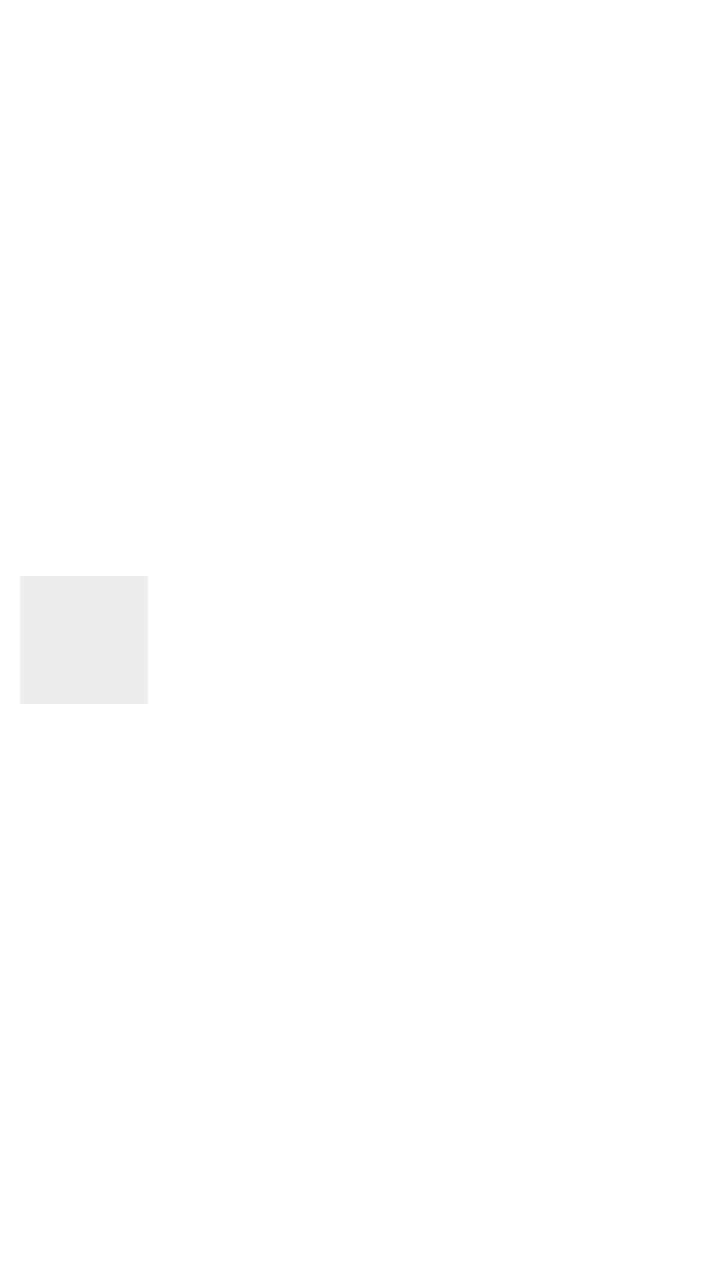
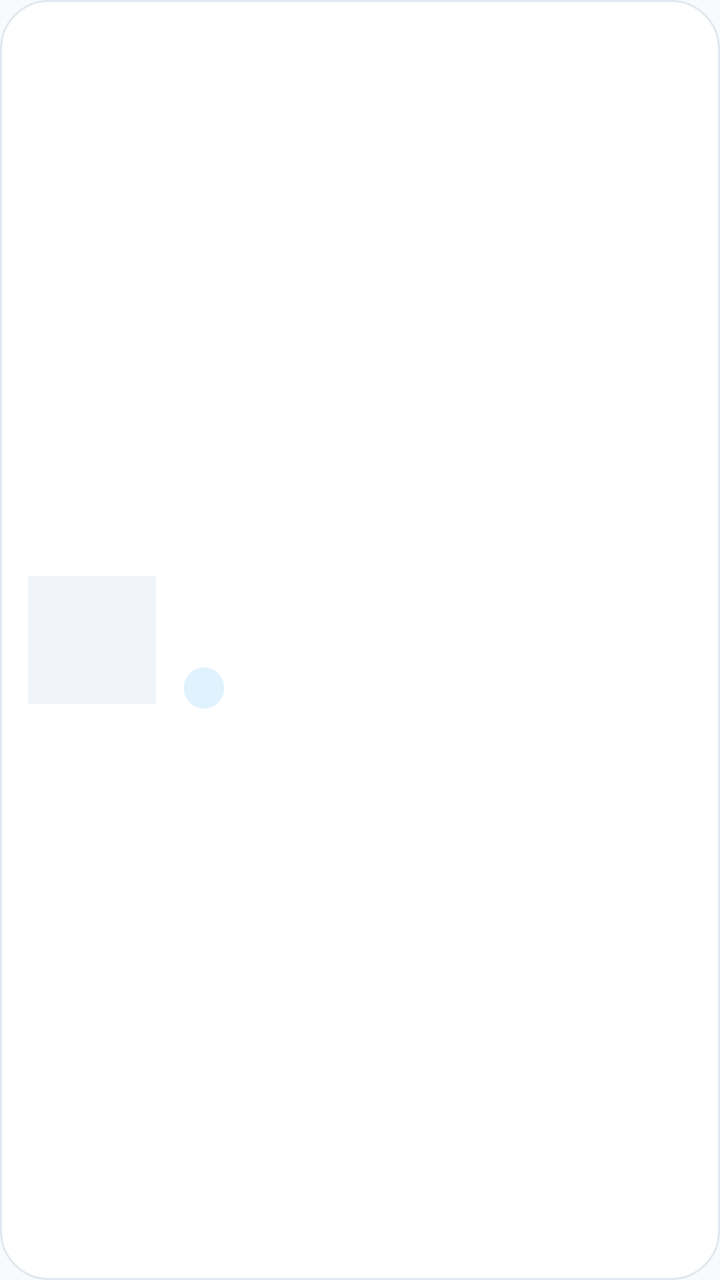

The first picture is an Android layout as it rendered before a commit; the second is the same layout after the commit. The layout source and the unified diff follow.
<!-- AndroidManifest.xml: application theme Theme.ReceiptTracker -->
<!-- res/layout/item_receipt.xml -->
<?xml version="1.0" encoding="utf-8"?>
<LinearLayout xmlns:android="http://schemas.android.com/apk/res/android"
    android:layout_width="match_parent"
    android:layout_height="wrap_content"
    android:background="?android:attr/selectableItemBackground"
    android:gravity="center_vertical"
    android:orientation="horizontal"
    android:padding="10dp">

    <ImageView
        android:id="@+id/iv_thumb"
        android:layout_width="64dp"
        android:layout_height="64dp"
        android:layout_marginEnd="12dp"
        android:background="@color/divider"
        android:scaleType="centerCrop" />

    <LinearLayout
        android:layout_width="0dp"
        android:layout_height="wrap_content"
        android:layout_weight="1"
        android:orientation="vertical">

        <TextView
            android:id="@+id/tv_merchant"
            android:layout_width="match_parent"
            android:layout_height="wrap_content"
            android:textColor="@color/on_surface"
            android:textSize="16sp"
            android:textStyle="bold" />

        <TextView
            android:id="@+id/tv_date"
            android:layout_width="match_parent"
            android:layout_height="wrap_content"
            android:textColor="@color/muted"
            android:textSize="13sp" />

        <TextView
            android:id="@+id/tv_status"
            android:layout_width="wrap_content"
            android:layout_height="wrap_content"
            android:textSize="12sp" />
    </LinearLayout>

    <TextView
        android:id="@+id/tv_amount"
        android:layout_width="wrap_content"
        android:layout_height="wrap_content"
        android:textColor="@color/on_surface"
        android:textSize="16sp"
        android:textStyle="bold" />
</LinearLayout>
<!-- resources referenced by this layout -->
<resources>
  <color name="divider">#FFEEEEEE</color>
  <color name="muted">#FF666666</color>
  <color name="on_surface">#FF111111</color>
  <style name="Theme.ReceiptTracker" parent="Theme.MaterialComponents.DayNight.NoActionBar">
          <item name="colorPrimary">@color/primary</item>
          <item name="colorPrimaryDark">@color/primary_variant</item>
          <item name="colorAccent">@color/primary</item>
          <item name="android:windowBackground">@color/background</item>
          <item name="android:textColorPrimary">@color/on_surface</item>
          <item name="android:textColorSecondary">@color/muted</item>
          <item name="android:statusBarColor" tools:targetApi="l">@color/primary_variant</item>
      </style>
  <color name="primary">#FF1B5E20</color>
  <color name="primary_variant">#FF003D00</color>
  <color name="background">#FFFFFFFF</color>
</resources>

<!-- the commit's change to res/layout/item_receipt.xml (unified diff, before → after) -->
@@ -2,17 +2,21 @@
 <LinearLayout xmlns:android="http://schemas.android.com/apk/res/android"
     android:layout_width="match_parent"
     android:layout_height="wrap_content"
-    android:background="?android:attr/selectableItemBackground"
+    android:layout_marginBottom="10dp"
+    android:background="@drawable/bg_action_card"
     android:gravity="center_vertical"
     android:orientation="horizontal"
-    android:padding="10dp">
+    android:padding="14dp"
+    android:clickable="true"
+    android:focusable="true"
+    android:foreground="?android:attr/selectableItemBackground">
 
     <ImageView
         android:id="@+id/iv_thumb"
         android:layout_width="64dp"
         android:layout_height="64dp"
-        android:layout_marginEnd="12dp"
-        android:background="@color/divider"
+        android:layout_marginEnd="14dp"
+        android:background="@color/surface_variant"
         android:scaleType="centerCrop" />
 
     <LinearLayout
@@ -25,6 +29,8 @@
             android:id="@+id/tv_merchant"
             android:layout_width="match_parent"
             android:layout_height="wrap_content"
+            android:ellipsize="end"
+            android:maxLines="1"
             android:textColor="@color/on_surface"
             android:textSize="16sp"
             android:textStyle="bold" />
@@ -33,21 +39,30 @@
             android:id="@+id/tv_date"
             android:layout_width="match_parent"
             android:layout_height="wrap_content"
-            android:textColor="@color/muted"
-            android:textSize="13sp" />
+            android:layout_marginTop="2dp"
+            android:textColor="@color/on_surface_variant"
+            android:textSize="12sp" />
 
         <TextView
             android:id="@+id/tv_status"
             android:layout_width="wrap_content"
             android:layout_height="wrap_content"
-            android:textSize="12sp" />
+            android:layout_marginTop="8dp"
+            android:background="@drawable/bg_chip_primary"
+            android:paddingHorizontal="10dp"
+            android:paddingVertical="3dp"
+            android:textColor="@color/on_primary_container"
+            android:textSize="11sp"
+            android:textStyle="bold"
+            android:letterSpacing="0.04" />
     </LinearLayout>
 
     <TextView
         android:id="@+id/tv_amount"
         android:layout_width="wrap_content"
         android:layout_height="wrap_content"
-        android:textColor="@color/on_surface"
-        android:textSize="16sp"
+        android:layout_marginStart="8dp"
+        android:textColor="@color/money"
+        android:textSize="18sp"
         android:textStyle="bold" />
 </LinearLayout>
<!-- resource entries referenced after the edit -->
@@ -1,19 +1,98 @@
 <!-- resources referenced by this layout -->
 <resources>
-  <color name="divider">#FFEEEEEE</color>
-  <color name="muted">#FF666666</color>
-  <color name="on_surface">#FF111111</color>
-  <style name="Theme.ReceiptTracker" parent="Theme.MaterialComponents.DayNight.NoActionBar">
+  <color name="money">#FF059669</color>
+  <color name="on_primary_container">#FF0C4A6E</color>
+  <color name="on_surface">#FF0F172A</color>
+  <color name="on_surface_variant">#FF475569</color>
+  <color name="surface_variant">#FFF1F5F9</color>
+  <!-- drawable bg_action_card (drawable) -->
+  <?xml version="1.0" encoding="utf-8"?>
+  <shape xmlns:android="http://schemas.android.com/apk/res/android"
+      android:shape="rectangle">
+      <solid android:color="@color/surface" />
+      <corners android:radius="24dp" />
+      <stroke
+          android:width="1dp"
+          android:color="@color/outline_variant" />
+  </shape>
+  <!-- drawable bg_chip_primary (drawable) -->
+  <?xml version="1.0" encoding="utf-8"?>
+  <shape xmlns:android="http://schemas.android.com/apk/res/android"
+      android:shape="rectangle">
+      <solid android:color="@color/primary_container" />
+      <corners android:radius="999dp" />
+  </shape>
+  <style name="Theme.ReceiptTracker" parent="Theme.Material3.Light.NoActionBar">
+          
           <item name="colorPrimary">@color/primary</item>
-          <item name="colorPrimaryDark">@color/primary_variant</item>
-          <item name="colorAccent">@color/primary</item>
-          <item name="android:windowBackground">@color/background</item>
-          <item name="android:textColorPrimary">@color/on_surface</item>
-          <item name="android:textColorSecondary">@color/muted</item>
-          <item name="android:statusBarColor" tools:targetApi="l">@color/primary_variant</item>
+          <item name="colorOnPrimary">@color/on_primary</item>
+          <item name="colorPrimaryContainer">@color/primary_container</item>
+          <item name="colorOnPrimaryContainer">@color/on_primary_container</item>
+  
+          <item name="colorSecondary">@color/secondary</item>
+          <item name="colorOnSecondary">@color/on_secondary</item>
+          <item name="colorSecondaryContainer">@color/secondary_container</item>
+          <item name="colorOnSecondaryContainer">@color/on_secondary_container</item>
+  
+          <item name="colorTertiary">@color/tertiary</item>
+          <item name="colorOnTertiary">@color/on_tertiary</item>
+          <item name="colorTertiaryContainer">@color/tertiary_container</item>
+          <item name="colorOnTertiaryContainer">@color/on_tertiary_container</item>
+  
+          <item name="colorError">@color/error</item>
+          <item name="colorOnError">@color/on_primary</item>
+          <item name="colorErrorContainer">@color/error_container</item>
+          <item name="colorOnErrorContainer">@color/on_error_container</item>
+  
+          
+          <item name="android:colorBackground">@color/background</item>
+          <item name="colorSurface">@color/surface</item>
+          <item name="colorOnSurface">@color/on_surface</item>
+          <item name="colorOnSurfaceVariant">@color/on_surface_variant</item>
+          <item name="colorSurfaceVariant">@color/surface_variant</item>
+          <item name="colorOutline">@color/outline</item>
+          <item name="colorOutlineVariant">@color/outline_variant</item>
+  
+          
+          <item name="android:statusBarColor" tools:targetApi="l">@color/primary_dark</item>
+          <item name="android:navigationBarColor" tools:targetApi="l">@color/background</item>
+          <item name="android:windowLightStatusBar" tools:targetApi="m">false</item>
+          <item name="android:windowLightNavigationBar" tools:targetApi="o_mr1">true</item>
+  
+          
+          <item name="textAppearanceHeadlineLarge">@style/TextAppearance.ReceiptTracker.HeadlineLarge</item>
+          <item name="textAppearanceTitleLarge">@style/TextAppearance.ReceiptTracker.TitleLarge</item>
+          <item name="textAppearanceBodyLarge">@style/TextAppearance.ReceiptTracker.BodyLarge</item>
       </style>
-  <color name="primary">#FF1B5E20</color>
-  <color name="primary_variant">#FF003D00</color>
-  <color name="background">#FFFFFFFF</color>
+  <color name="surface">#FFFFFFFF</color>
+  <color name="outline_variant">#FFE2E8F0</color>
+  <color name="primary_container">#FFE0F2FE</color>
+  <color name="primary">#FF0EA5E9</color>
+  <color name="on_primary">#FFFFFFFF</color>
+  <color name="secondary">#FF8B5CF6</color>
+  <color name="on_secondary">#FFFFFFFF</color>
+  <color name="secondary_container">#FFEDE9FE</color>
+  <color name="on_secondary_container">#FF3B0764</color>
+  <color name="tertiary">#FFEC4899</color>
+  <color name="on_tertiary">#FFFFFFFF</color>
+  <color name="tertiary_container">#FFFCE7F3</color>
+  <color name="on_tertiary_container">#FF831843</color>
+  <color name="error">#FFEF4444</color>
+  <color name="error_container">#FFFEE2E2</color>
+  <color name="on_error_container">#FF7F1D1D</color>
+  <color name="background">#FFF8FAFC</color>
+  <color name="outline">#FFCBD5E1</color>
+  <color name="primary_dark">#FF0284C7</color>
+  <style name="TextAppearance.ReceiptTracker.HeadlineLarge" parent="TextAppearance.Material3.HeadlineLarge">
+          <item name="android:textStyle">bold</item>
+          <item name="android:letterSpacing">-0.02</item>
+      </style>
+  <style name="TextAppearance.ReceiptTracker.TitleLarge" parent="TextAppearance.Material3.TitleLarge">
+          <item name="android:textStyle">bold</item>
+          <item name="android:letterSpacing">-0.01</item>
+      </style>
+  <style name="TextAppearance.ReceiptTracker.BodyLarge" parent="TextAppearance.Material3.BodyLarge">
+          <item name="android:lineSpacingMultiplier">1.15</item>
+      </style>
 </resources>
 
